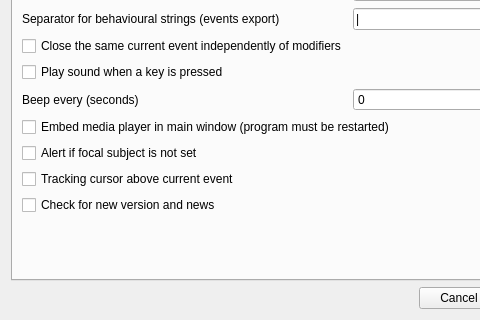
Old version of the form preferences.ui in the repository olivierfriard/BORIS; both pictures show x 0 to 480 and y 182 to 502 of the 596 by 502 pixel window.
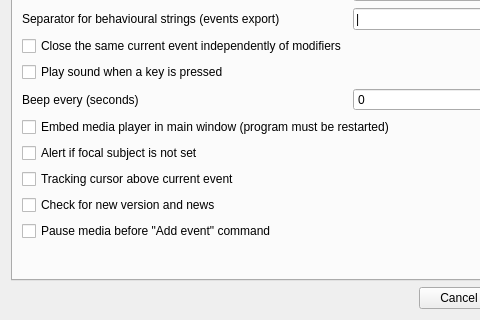
New version of the form. The open tabs and pages were chosen to show the change.

Patch:
```diff
--- a/preferences.ui
+++ b/preferences.ui
@@ -204,6 +204,13 @@
              </property>
             </widget>
            </item>
+           <item row="13" column="0">
+            <widget class="QCheckBox" name="cb_pause_before_addevent">
+             <property name="text">
+              <string>Pause media before &quot;Add event&quot; command</string>
+             </property>
+            </widget>
+           </item>
           </layout>
          </item>
         </layout>
```
Left out of the diff: 2 changed lines with no effect on the pictures.
